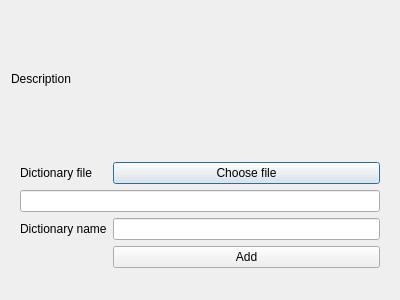
Before: the Qt Designer form designer/import_dictionary.ui in abdnh/anki-wiktionary, drawn with Qt 5.
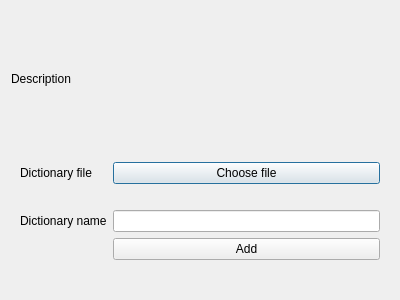
After: the same form once the commit is applied.

Commit message: Change filename widget to a label and make labels selectable

```diff
--- a/designer/import_dictionary.ui
+++ b/designer/import_dictionary.ui
@@ -41,13 +41,6 @@
         </property>
        </widget>
       </item>
-      <item row="1" column="0" colspan="2">
-       <widget class="QLineEdit" name="filenameLineEdit">
-        <property name="readOnly">
-         <bool>true</bool>
-        </property>
-       </widget>
-      </item>
       <item row="2" column="0">
        <widget class="QLabel" name="label_2">
         <property name="text">
@@ -65,6 +58,16 @@
         </property>
        </widget>
       </item>
+      <item row="1" column="0" colspan="2">
+       <widget class="QLabel" name="filenameLabel">
+        <property name="text">
+         <string/>
+        </property>
+        <property name="textInteractionFlags">
+         <set>Qt::LinksAccessibleByMouse|Qt::TextSelectableByMouse</set>
+        </property>
+       </widget>
+      </item>
      </layout>
     </widget>
    </item>
```
Left out of the diff: 3 changed lines with no effect on the pictures. The commit also changes 3 other files.
